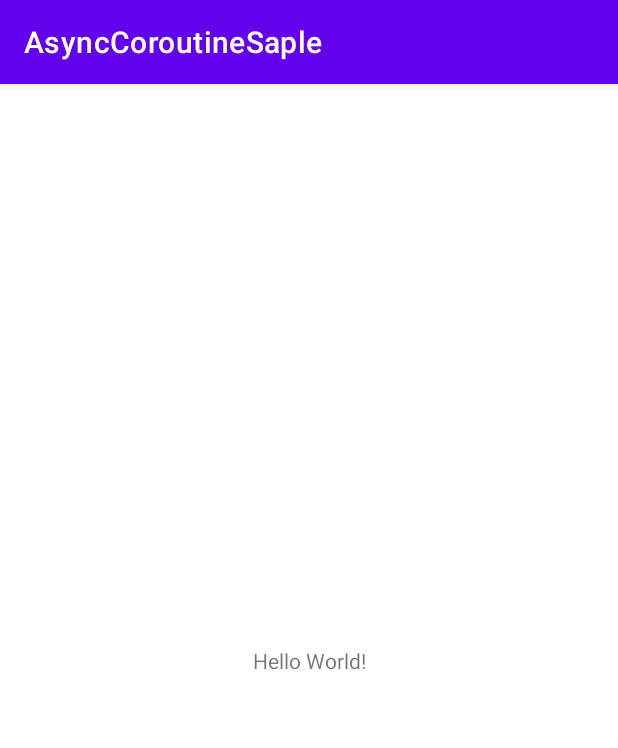
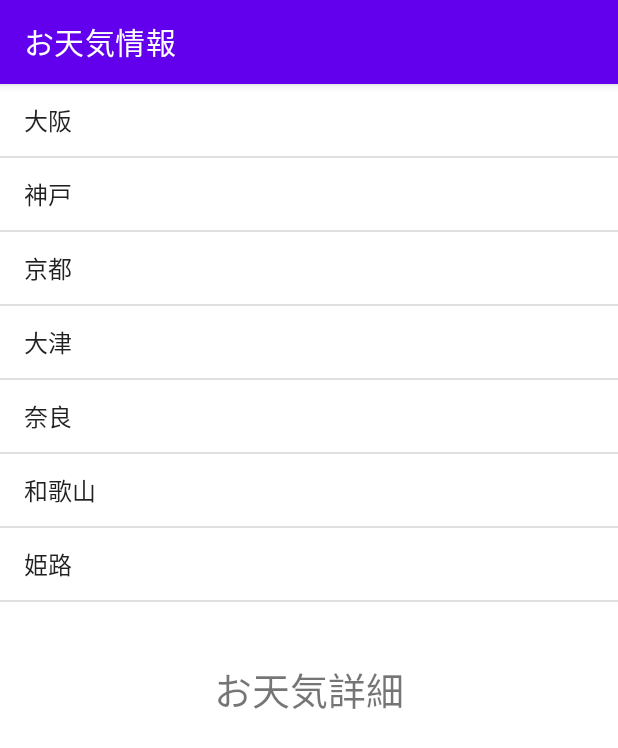
Before and after one commit to OmuRiceChang/Android_practice, an Android app: the screen it shows after launch (MainActivity), on a phone screen of 412 x 824 dp. Shown: the top 748 px of the screen. Run offline under Robolectric (Android 15) with nearby library versions, the phone set to English and light mode, and no system bars.

Commit message:
update AsyncCoroutineSample folder

```diff
--- a/AsyncCoroutineSaple/app/build.gradle
+++ b/AsyncCoroutineSaple/app/build.gradle
@@ -32,7 +32,8 @@ android {
 }
 
 dependencies {
-
+    implementation 'org.jetbrains.kotlinx:kotlinx-coroutines-android:1.4.2'
+    implementation "androidx.lifecycle:lifecycle-runtime-ktx:2.2.0"
     implementation 'androidx.core:core-ktx:1.7.0'
     implementation 'androidx.appcompat:appcompat:1.5.0'
     implementation 'com.google.android.material:material:1.6.1'
--- a/AsyncCoroutineSaple/app/src/main/AndroidManifest.xml
+++ b/AsyncCoroutineSaple/app/src/main/AndroidManifest.xml
@@ -3,6 +3,8 @@
     xmlns:tools="http://schemas.android.com/tools"
     package="com.websarva.wings.android.asynccoroutinesaple">
 
+    <uses-permission android:name="android.permission.INTERNET"/>
+    <uses-permission android:name="android.permission.ACCESS_NETWORK_STATE"/>
     <application
         android:allowBackup="true"
         android:dataExtractionRules="@xml/data_extraction_rules"
--- a/AsyncCoroutineSaple/app/src/main/java/com/websarva/wings/android/asynccoroutinesaple/MainActivity.kt
+++ b/AsyncCoroutineSaple/app/src/main/java/com/websarva/wings/android/asynccoroutinesaple/MainActivity.kt
@@ -2,10 +2,135 @@ package com.websarva.wings.android.asynccoroutinesaple
 
 import androidx.appcompat.app.AppCompatActivity
 import android.os.Bundle
+import android.util.Log
+import android.view.View
+import android.widget.AdapterView
+import android.widget.ListView
+import android.widget.SimpleAdapter
+import android.widget.TextView
+import androidx.annotation.UiThread
+import androidx.annotation.WorkerThread
+import androidx.lifecycle.lifecycleScope
+import kotlinx.coroutines.Dispatchers
+import kotlinx.coroutines.launch
+import kotlinx.coroutines.withContext
+import org.json.JSONObject
+import java.io.BufferedReader
+import java.io.InputStream
+import java.io.InputStreamReader
+import java.net.HttpURLConnection
+import java.net.SocketTimeoutException
+import java.net.URL
 
 class MainActivity : AppCompatActivity() {
+    companion object{
+        private const val DEBUG_TAG = "AsynSample"
+        private const val WEATHERINFO_URL = "https://api.openweathermap.org/data/2.5/weather?lang=ja"
+        private const val APP_ID = "940cd4280739baef615bb9a7ab023b17"
+    }
+
+    private var _list: MutableList<MutableMap<String,String>> = mutableListOf()
+
     override fun onCreate(savedInstanceState: Bundle?) {
         super.onCreate(savedInstanceState)
         setContentView(R.layout.activity_main)
+
+        _list = createList()
+        val lvCityList = findViewById<ListView>(R.id.lvCityList)
+        val from = arrayOf("name")
+        val to = intArrayOf(android.R.id.text1)
+        val adapter = SimpleAdapter(this@MainActivity,_list,android.R.layout.simple_list_item_1,from,to)
+        lvCityList.adapter = adapter
+        lvCityList.onItemClickListener = ListItemClickListener()
+    }
+    private fun createList():MutableList<MutableMap<String,String>> {
+        var list:MutableList<MutableMap<String,String>> = mutableListOf()
+
+        var city = mutableMapOf("name" to "大阪","q" to "Osaka")
+        list.add(city)
+        city = mutableMapOf("name" to "神戸","q" to "Kobe")
+        list.add(city)
+        city = mutableMapOf("name" to "京都","q" to "Kyoto")
+        list.add(city)
+        city = mutableMapOf("name" to "大津","q" to "Otsu")
+        list.add(city)
+        city = mutableMapOf("name" to "奈良","q" to "Nara")
+        list.add(city)
+        city = mutableMapOf("name" to "和歌山","q" to "Wakayama")
+        list.add(city)
+        city = mutableMapOf("name" to "姫路","q" to "Himeji")
+        list.add(city)
+
+        return list
+    }
+    private inner class ListItemClickListener: AdapterView.OnItemClickListener{
+        override fun onItemClick(parent: AdapterView<*>, view: View?, position: Int, id: Long) {
+            val item = _list.get(position)
+            val q = item.get("q")
+            q?.let{
+                val urlFull = "$WEATHERINFO_URL&q=$q&appid=$APP_ID"
+                receiveWeatherInfo(urlFull)
+            }
+        }
+    }
+    @UiThread
+    private fun receiveWeatherInfo(urlFull:String){
+        lifecycleScope.launch {
+            val result = weatherInfoBackgroundRunner(urlFull)
+            weatherInfoPostRunner(result)
+        }
+    }
+    @WorkerThread
+    private suspend fun weatherInfoBackgroundRunner(url: String):String {
+        val returnVal = withContext(Dispatchers.IO) {
+            var result = ""
+            val url = URL(url)
+            val con = url.openConnection() as? HttpURLConnection
+            con?.let {
+                try {
+                    it.connectTimeout = 1000
+                    it.readTimeout = 1000
+                    it.requestMethod = "GET"
+                    it.connect()
+                    val stream = it.inputStream
+                    result = is2String(stream)
+                    stream.close()
+                } catch (ex: SocketTimeoutException) {
+                    Log.w(DEBUG_TAG, "通信タイムアウト", ex)
+                }
+                it.disconnect()
+            }
+            result
+        }
+        return returnVal
+    }
+    @UiThread
+    private fun weatherInfoPostRunner(result: String){
+        val rootJSON = JSONObject(result)
+        val cityName = rootJSON.getString("name")
+        val coordJSON = rootJSON.getJSONObject("coord")
+        val latitude = coordJSON.getString("lat")
+        val longitude = coordJSON.getString("lon")
+        val weatherJSONArray = rootJSON.getJSONArray("weather")
+        val weatherJSON = weatherJSONArray.getJSONObject(0)
+        val weather = weatherJSON.getString("description")
+        val telop = "${cityName}の天気"
+        val desc = "現在は${weather}です。\n緯度は${latitude}度で経度は${longitude}度です。"
+        val tvWeatherTelop = findViewById<TextView>(R.id.tvWeatherTelop)
+        val tvWeatherDesc = findViewById<TextView>(R.id.tvWeatherDesc)
+        Log.i(DEBUG_TAG,"WeatherInfoPostExecutor called2")
+        tvWeatherTelop.text = telop
+        tvWeatherDesc.text = desc
+    }
+    private fun is2String(stream: InputStream):String{
+        val sb = StringBuilder()
+        val reader = BufferedReader(InputStreamReader(stream,"UTF-8"))
+        var line = reader.readLine()
+        while(line != null){
+            sb.append(line)
+            line = reader.readLine()
+        }
+        reader.close()
+        return sb.toString()
     }
 }
--- a/AsyncCoroutineSaple/app/src/main/res/layout/activity_main.xml
+++ b/AsyncCoroutineSaple/app/src/main/res/layout/activity_main.xml
@@ -1,18 +1,43 @@
 <?xml version="1.0" encoding="utf-8"?>
-<androidx.constraintlayout.widget.ConstraintLayout xmlns:android="http://schemas.android.com/apk/res/android"
-    xmlns:app="http://schemas.android.com/apk/res-auto"
-    xmlns:tools="http://schemas.android.com/tools"
+<LinearLayout
+    xmlns:android="http://schemas.android.com/apk/res/android"
     android:layout_width="match_parent"
     android:layout_height="match_parent"
-    tools:context=".MainActivity">
+    android:orientation="vertical">
 
-    <TextView
-        android:layout_width="wrap_content"
-        android:layout_height="wrap_content"
-        android:text="Hello World!"
-        app:layout_constraintBottom_toBottomOf="parent"
-        app:layout_constraintEnd_toEndOf="parent"
-        app:layout_constraintStart_toStartOf="parent"
-        app:layout_constraintTop_toTopOf="parent" />
+    <ListView
+        android:id="@+id/lvCityList"
+        android:layout_width="match_parent"
+        android:layout_height="0dp"
+        android:layout_weight="0.5"/>
 
-</androidx.constraintlayout.widget.ConstraintLayout>
+    <LinearLayout
+        android:layout_width="match_parent"
+        android:layout_height="0dp"
+        android:layout_weight="0.5"
+        android:orientation="vertical">
+
+        <TextView
+            android:layout_width="match_parent"
+            android:layout_height="wrap_content"
+            android:layout_marginBottom="10dp"
+            android:gravity="center"
+            android:text="@string/tv_winfo_title"
+            android:textSize="25sp"/>
+
+        <TextView
+            android:id="@+id/tvWeatherTelop"
+            android:layout_width="match_parent"
+            android:layout_height="wrap_content"
+            android:layout_marginBottom="8dp"
+            android:textSize="20sp"/>
+
+        <TextView
+            android:id="@+id/tvWeatherDesc"
+            android:layout_width="match_parent"
+            android:layout_height="wrap_content"
+            android:textSize="15sp"/>
+
+    </LinearLayout>
+
+</LinearLayout>
--- a/AsyncCoroutineSaple/app/src/main/res/values/strings.xml
+++ b/AsyncCoroutineSaple/app/src/main/res/values/strings.xml
@@ -1,3 +1,4 @@
 <resources>
-    <string name="app_name">AsyncCoroutineSaple</string>
+    <string name="app_name">お天気情報</string>
+    <string name="tv_winfo_title">お天気詳細</string>
 </resources>
```
